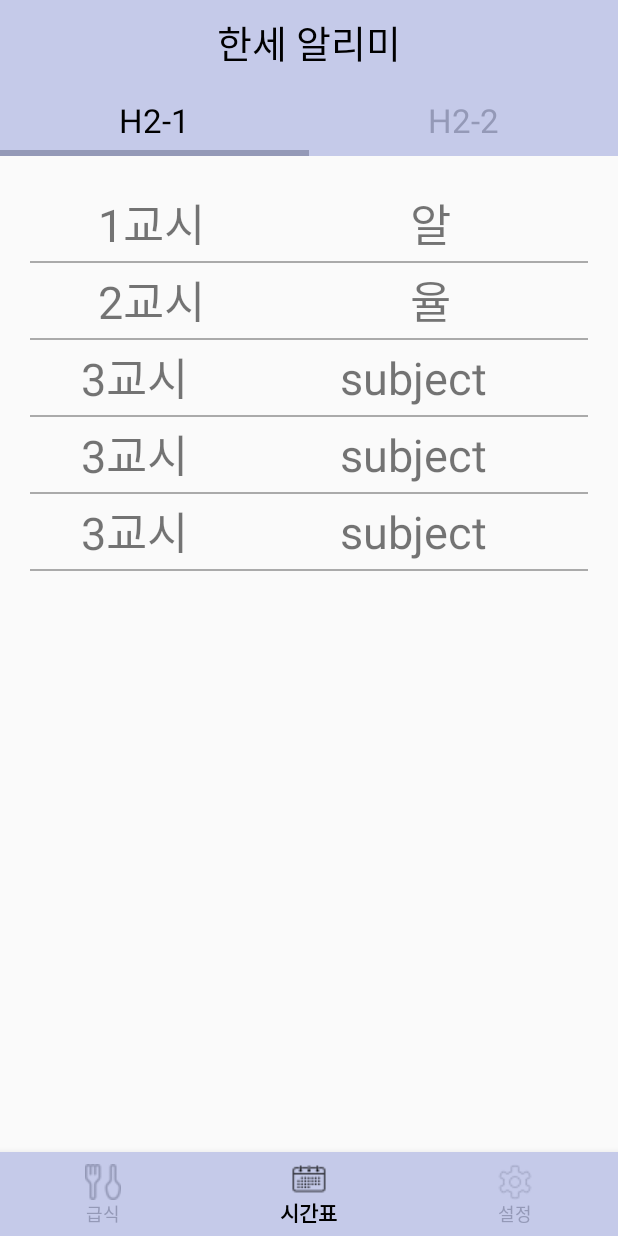
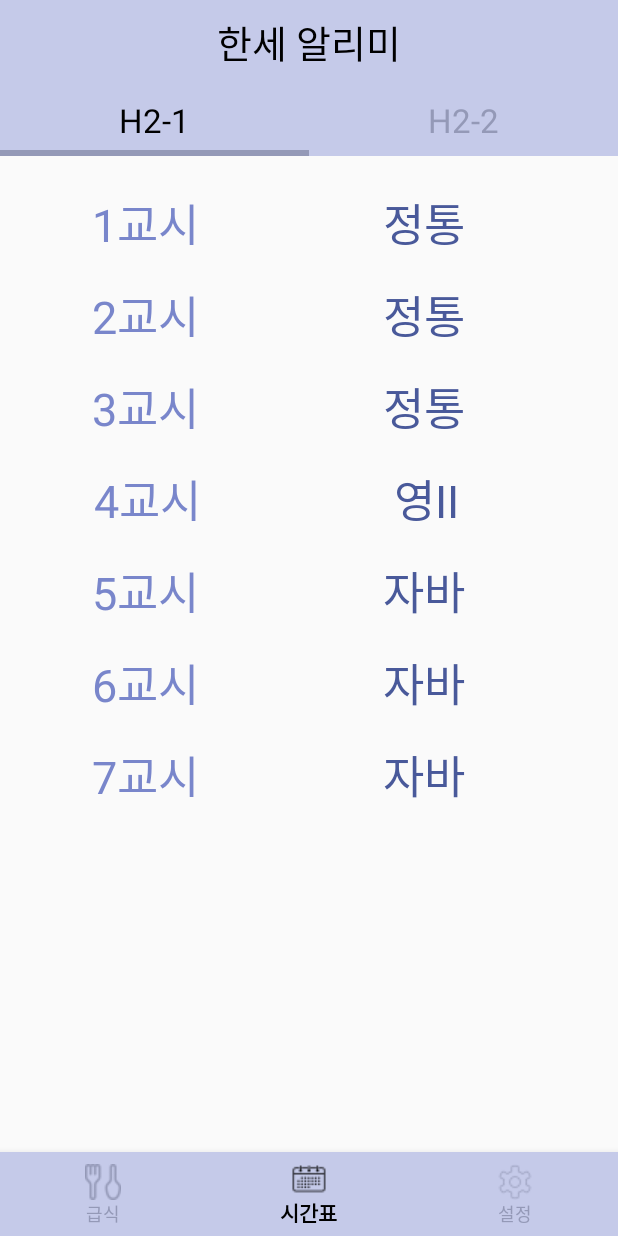
Before and after one commit to GeoN5/HanseiUtil, an Android app: the screen it shows after launch (MainActivity), item 2 of the bottom bar chosen, on a phone screen of 412 x 824 dp. Run offline under Robolectric (Android 15) with nearby library versions, the phone set to English and light mode, and no system bars; 3 statements that could not run were skipped.

Commit message:
TimeTable Tab implement finish

```diff
--- a/app/src/main/java/com/example/geonho/hanseiutil/adapter/HackingOneRecyclerAdapter.kt
+++ b/app/src/main/java/com/example/geonho/hanseiutil/adapter/HackingOneRecyclerAdapter.kt
@@ -9,14 +9,11 @@ import android.view.View
 import android.view.ViewGroup
 import com.example.geonho.hanseiutil.R
 import kotlinx.android.synthetic.main.item_default_recycler.view.*
-import java.util.*
 
 
-class  HackingOneRecyclerAdapter(val items : MutableList<List<String>>, val context: Context) : RecyclerView.Adapter<OneViewHolder>() {
+class  HackingOneRecyclerAdapter(val items : MutableList<String>, val context: Context) : RecyclerView.Adapter<OneViewHolder>() {
 
-    var count =1
-    var index = 0
-    val day = Calendar.getInstance()!!.get(Calendar.DAY_OF_WEEK)
+    private var count =1
 
     override fun onCreateViewHolder(parent: ViewGroup, viewType: Int): OneViewHolder {
         val itemView: View = LayoutInflater.from(context).inflate(R.layout.item_default_recycler, parent, false)
@@ -30,38 +27,12 @@ class  HackingOneRecyclerAdapter(val items : MutableList<List<String>>, val cont
     @SuppressLint("SetTextI18n")
     override fun onBindViewHolder(holder: OneViewHolder, position: Int) {
         val item = items[position]
-        Log.d("asdf",item.component1().toString())
+        Log.d("Oneitems",item)
 
-
-        when(day){
-            2 ->{
-                holder.itemView.time.text = "${count}교시"
-                holder.itemView.subject.text = item.component1()[index].toString()
-            }
-            3 ->{
-                holder.itemView.time.text = "${count}교시"
-                holder.itemView.subject.text = item.component2()[index].toString()
-            }
-            4 ->{
-                holder.itemView.time.text = "${count}교시"
-                holder.itemView.subject.text = item.component3()[index].toString()
-            }
-            5 ->{
-                holder.itemView.time.text = "${count}교시"
-                holder.itemView.subject.text = item.component4()[index].toString()
-            }
-            6 ->{
-                holder.itemView.time.text = "${count}교시"
-                holder.itemView.subject.text = item.component5()[index].toString()
-            }
-            else -> {
-                holder.itemView.time.text = "오늘은"
-                holder.itemView.subject.text = "주말입니다."
-            }
-        }
+        holder.itemView.time.text = "${count}교시"
+        holder.itemView.subject.text = items[position]
 
         count++
-        index++
     }
 }
 
--- a/app/src/main/java/com/example/geonho/hanseiutil/adapter/HackingTwoRecyclerAdapter.kt
+++ b/app/src/main/java/com/example/geonho/hanseiutil/adapter/HackingTwoRecyclerAdapter.kt
@@ -3,18 +3,16 @@ package com.example.geonho.hanseiutil.adapter
 import android.annotation.SuppressLint
 import android.content.Context
 import android.support.v7.widget.RecyclerView
+import android.util.Log
 import android.view.LayoutInflater
 import android.view.View
 import android.view.ViewGroup
 import com.example.geonho.hanseiutil.R
 import kotlinx.android.synthetic.main.item_default_recycler.view.*
-import java.util.*
 
-class  HackingTwoRecyclerAdapter(val items :MutableList<List<String>>, val context: Context) : RecyclerView.Adapter<TwoViewHolder>() {
+class  HackingTwoRecyclerAdapter(val items :MutableList<String>, val context: Context) : RecyclerView.Adapter<TwoViewHolder>() {
 
     var count =1
-    var index = 0
-    val day = Calendar.getInstance()!!.get(Calendar.DAY_OF_WEEK)
 
     override fun onCreateViewHolder(parent: ViewGroup, viewType: Int): TwoViewHolder {
         val itemView: View = LayoutInflater.from(context).inflate(R.layout.item_default_recycler, parent, false)
@@ -28,36 +26,12 @@ class  HackingTwoRecyclerAdapter(val items :MutableList<List<String>>, val conte
     @SuppressLint("SetTextI18n")
     override fun onBindViewHolder(holder: TwoViewHolder, position: Int) {
         val item = items[position]
+        Log.d("Twoitems",item)
 
-        when(day){
-            2 ->{
-                holder.itemView.time.text = "${count}교시"
-                holder.itemView.subject.text = item.component1()[index].toString()
-            }
-            3 ->{
-                holder.itemView.time.text = "${count}교시"
-                holder.itemView.subject.text = item.component2()[index].toString()
-            }
-            4 ->{
-                holder.itemView.time.text = "${count}교시"
-                holder.itemView.subject.text = item.component3()[index].toString()
-            }
-            5 ->{
-                holder.itemView.time.text = "${count}교시"
-                holder.itemView.subject.text = item.component4()[index].toString()
-            }
-            6 ->{
-                holder.itemView.time.text = "${count}교시"
-                holder.itemView.subject.text = item.component5()[index].toString()
-            }
-            else -> {
-                holder.itemView.time.text = "오늘은"
-                holder.itemView.subject.text = "주말입니다."
-            }
-        }
+        holder.itemView.time.text = "${count}교시"
+        holder.itemView.subject.text = items[position]
 
         count++
-        index++
     }
 }
 
--- a/app/src/main/java/com/example/geonho/hanseiutil/adapter/TimeTablePagerAdapter.kt
+++ b/app/src/main/java/com/example/geonho/hanseiutil/adapter/TimeTablePagerAdapter.kt
@@ -6,14 +6,10 @@ import android.support.v4.app.FragmentStatePagerAdapter
 import com.example.geonho.hanseiutil.fragment.TimeTableH1Fragment
 import com.example.geonho.hanseiutil.fragment.TimeTableH2Fragment
 
-class TimeTablePagerAdapter(fm: FragmentManager?, val tabCount:Int) : FragmentStatePagerAdapter(fm) {
-
-//    val fragment = TimeTableH1Fragment()
-//    val fragment1 = TimeTableH2Fragment()
+class TimeTablePagerAdapter(fm: FragmentManager?, private val tabCount:Int) : FragmentStatePagerAdapter(fm) {
 
     override fun getItem(position: Int): Fragment? {
 
-        // Returning the current tabs
         return when (position) {
             0 -> {
                 TimeTableH1Fragment.newInstance()
--- a/app/src/main/java/com/example/geonho/hanseiutil/fragment/TimeTableH1Fragment.kt
+++ b/app/src/main/java/com/example/geonho/hanseiutil/fragment/TimeTableH1Fragment.kt
@@ -1,6 +1,5 @@
 package com.example.geonho.hanseiutil.fragment
 
-import android.content.res.AssetManager
 import android.os.Bundle
 import android.support.v4.app.Fragment
 import android.support.v7.widget.LinearLayoutManager
@@ -8,63 +7,66 @@ import android.util.Log
 import android.view.LayoutInflater
 import android.view.View
 import android.view.ViewGroup
+import android.widget.Toast
 
 import com.example.geonho.hanseiutil.R
 import com.example.geonho.hanseiutil.adapter.HackingOneRecyclerAdapter
 import com.example.geonho.hanseiutil.network.Time
 import com.google.gson.Gson
 import kotlinx.android.synthetic.main.fragment_time_table_h1.view.*
-import java.io.IOException
-import java.io.InputStream
-import java.io.InputStreamReader
+import java.util.*
 
 
 class TimeTableH1Fragment : Fragment() {
 
-    lateinit var fragmentView:View
-    private var oneList : MutableList<List<String>> = ArrayList()
+    private lateinit var fragmentView:View
+    private var oneList : MutableList<String> = ArrayList()
     private lateinit var recycleradapter: HackingOneRecyclerAdapter
-    lateinit var json:String
+    val day = Calendar.getInstance()!!.get(Calendar.DAY_OF_WEEK)
 
     companion object {
-
         @JvmStatic
         fun newInstance() = TimeTableH1Fragment()
     }
 
     override fun onCreateView(inflater: LayoutInflater, container: ViewGroup?, savedInstanceState: Bundle?): View? {
-
         fragmentView =  inflater.inflate(R.layout.fragment_time_table_h1, container, false)
         addData()
         return fragmentView
     }
 
     private fun addData(){
-        val assetManager: AssetManager = resources.assets
-        val source: InputStream = assetManager.open("TimeTable.json")
-        val reader:InputStreamReader = InputStreamReader(source)
-        val one: Time = Gson().fromJson(reader,Time::class.java)
-//        2.try {
-//            val inputStream = resources.assets.open("TimeTable.json")
-//            val size:Int = inputStream.available()
-//            val buffer = ByteArray(size)
-//            inputStream.read(buffer)
-//            inputStream.close()
-//            json = String(buffer)
-//            Log.d("aaa",buffer.toString())
-//        }catch (e: IOException){
-//            e.printStackTrace()
-//        }
-//        val one = Gson().fromJson(json,Time::class.java)
-//        3.val json:String  = context!!.resources.openRawResource(R.raw.time).bufferedReader().use { it.readText() }
-//        Log.d("aaa",json)
-//        val one = Gson().fromJson(json,Time::class.java)
-        Log.d("gsonResult",one.toString())
-        oneList.add(one.One.mon)
-        oneList.add(one.One.tue)
-        oneList.add(one.One.wed)
-        oneList.add(one.One.thu)
-        oneList.add(one.One.fri)
+        val json:String  = context!!.resources.openRawResource(R.raw.time).bufferedReader().use {
+            it.readText() }
+        val one = Gson().fromJson(json,Time::class.java)
+        Log.d("oneGson",one.toString())
+
+        when (day) {
+            2 -> {
+                oneList.addAll(one.One.mon)
+                Log.d("one_mon",oneList.toString())
+            }
+            3 -> {
+                oneList.addAll(one.One.tue)
+                Log.d("one-tue",oneList.toString())
+            }
+            4 -> {
+                oneList.addAll(one.One.wed)
+                Log.d("one_wed",oneList.toString())
+            }
+            5 -> {
+                oneList.addAll(one.One.thu)
+                Log.d("one_thu",oneList.toString())
+            }
+            6 -> {
+                oneList.addAll(one.One.fri)
+                Log.d("one_fri",oneList.toString())
+            }
+            else -> {
+                Toast.makeText(context,"오늘은 주말입니다!",Toast.LENGTH_LONG).show()
+            }
+        }
+
         Log.d("oneList",oneList.toString())
         setRecyclerView()
         recycleradapter.notifyDataSetChanged()
@@ -78,5 +80,4 @@ class TimeTableH1Fragment : Fragment() {
         fragmentView.H1Recyclerview.layoutManager = LinearLayoutManager(context)
     }
 
-
 }
--- a/app/src/main/java/com/example/geonho/hanseiutil/fragment/TimeTableH2Fragment.kt
+++ b/app/src/main/java/com/example/geonho/hanseiutil/fragment/TimeTableH2Fragment.kt
@@ -1,7 +1,6 @@
 package com.example.geonho.hanseiutil.fragment
 
 
-import android.content.res.AssetManager
 import android.os.Bundle
 import android.support.v4.app.Fragment
 import android.support.v7.widget.LinearLayoutManager
@@ -9,51 +8,68 @@ import android.util.Log
 import android.view.LayoutInflater
 import android.view.View
 import android.view.ViewGroup
+import android.widget.Toast
 
 import com.example.geonho.hanseiutil.R
 import com.example.geonho.hanseiutil.adapter.HackingTwoRecyclerAdapter
 import com.example.geonho.hanseiutil.network.Time
 import com.google.gson.Gson
 import kotlinx.android.synthetic.main.fragment_time_table_h2.view.*
-import java.io.InputStreamReader
+import java.util.*
 
 
 class TimeTableH2Fragment : Fragment() {
 
-    lateinit var fragmentView: View
-    private var twoList : MutableList<List<String>> = ArrayList()
+    private lateinit var fragmentView: View
+    private var twoList : MutableList<String> = ArrayList()
     private lateinit var recycleradapter: HackingTwoRecyclerAdapter
+    val day = Calendar.getInstance()!!.get(Calendar.DAY_OF_WEEK)
 
     companion object {
-
         @JvmStatic
         fun newInstance() = TimeTableH2Fragment()
     }
 
     override fun onCreateView(inflater: LayoutInflater, container: ViewGroup?, savedInstanceState: Bundle?): View? {
-
         fragmentView =  inflater.inflate(R.layout.fragment_time_table_h2, container, false)
         addData()
         return fragmentView
     }
 
     private fun addData(){
-//        val assetManager: AssetManager = resources.assets
-//        val source = assetManager.open("TwoTable.json")
-//        val reader = InputStreamReader(source)
-//        val two: Time = Gson().fromJson(reader, Time::class.java)
         val json:String  = context!!.resources.openRawResource(R.raw.time).bufferedReader().use { it.readText() }
-        Log.d("aaa",json)
         val two = Gson().fromJson(json,Time::class.java)
-        twoList.add(two.Two.mon)
-        twoList.add(two.Two.tue)
-        twoList.add(two.Two.wed)
-        twoList.add(two.Two.thu)
-        twoList.add(two.Two.fri)
-        Log.d("gsonResult",twoList.toString())
+        Log.d("twoGson",two.toString())
+
+        when (day) {
+            2 -> {
+                twoList.addAll(two.Two.mon)
+                Log.d("two_mon",twoList.toString())
+            }
+            3 -> {
+                twoList.addAll(two.Two.tue)
+                Log.d("two_tue",twoList.toString())
+            }
+            4 -> {
+                twoList.addAll(two.Two.wed)
+                Log.d("two_wed",twoList.toString())
+            }
+            5 -> {
+                twoList.addAll(two.Two.thu)
+                Log.d("two_thu",twoList.toString())
+            }
+            6 -> {
+                twoList.addAll(two.Two.fri)
+                Log.d("two_fri",twoList.toString())
+            }
+            else -> {
+                Toast.makeText(context,"오늘은 주말입니다!", Toast.LENGTH_LONG).show()
+            }
+        }
+
+        Log.d("twoList",twoList.toString())
         setRecyclerView()
         recycleradapter.notifyDataSetChanged()
-
     }
 
     private fun setRecyclerView(){
--- a/app/src/main/res/layout/item_default_recycler.xml
+++ b/app/src/main/res/layout/item_default_recycler.xml
@@ -2,7 +2,7 @@
 <LinearLayout
             xmlns:android="http://schemas.android.com/apk/res/android"
             android:layout_width="match_parent"
-            android:layout_height="51dp"
+            android:layout_height="61dp"
             android:orientation="vertical">
 
     <LinearLayout android:layout_width="match_parent"
@@ -16,6 +16,7 @@
                 android:layout_weight="1"
                 android:textSize="30dp"
                 android:gravity="center"
+                android:textColor="#7986cb"
                 android:text="time"/>
 
         <TextView
@@ -24,14 +25,14 @@
                 android:layout_height="match_parent"
                 android:layout_weight="2"
                 android:text="subject"
+                android:textColor="#49599a"
                 android:gravity="center"
                 android:textSize="30dp"/>
 
     </LinearLayout>
 
-            <View
-                android:layout_width="match_parent"
-                android:layout_height="1dp"
-                android:background="@android:color/darker_gray"/>
+            <android.support.v4.widget.Space
+                    android:layout_width="match_parent"
+                    android:layout_height="10dp"/>
 
 </LinearLayout>
```
Also changed, not shown: app/src/main/assets/TimeTable.json (deleted, +0 -16 lines), app/src/main/java/com/example/geonho/hanseiutil/util/PreferenceUtil.kt (+0 -12 lines).
